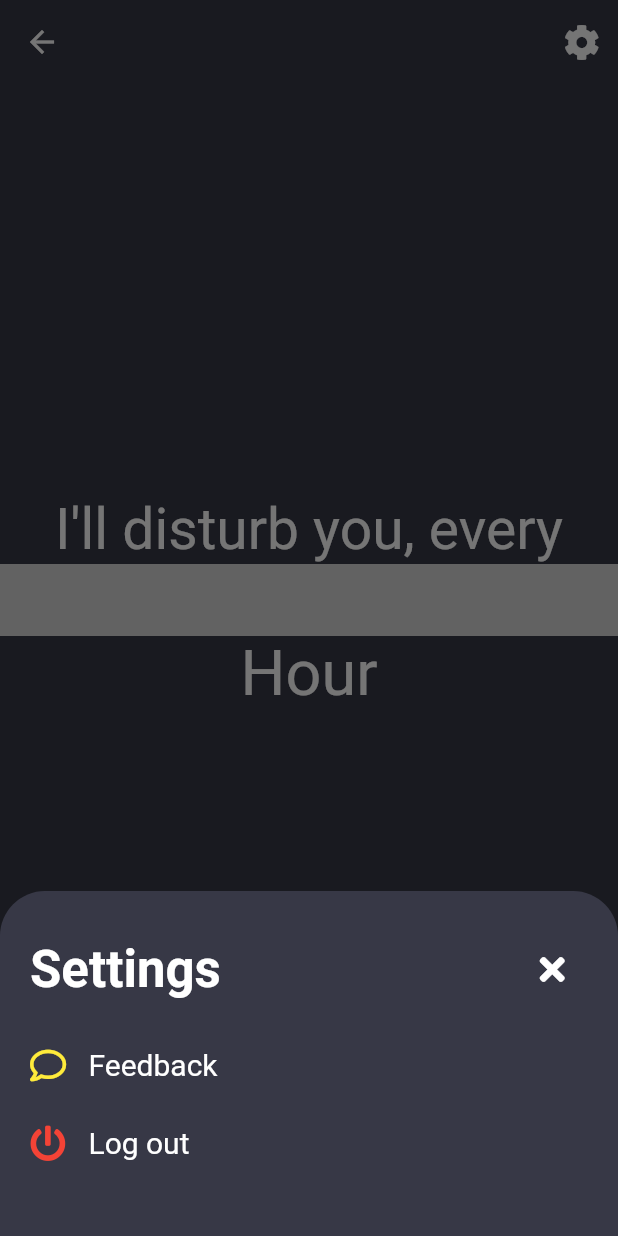
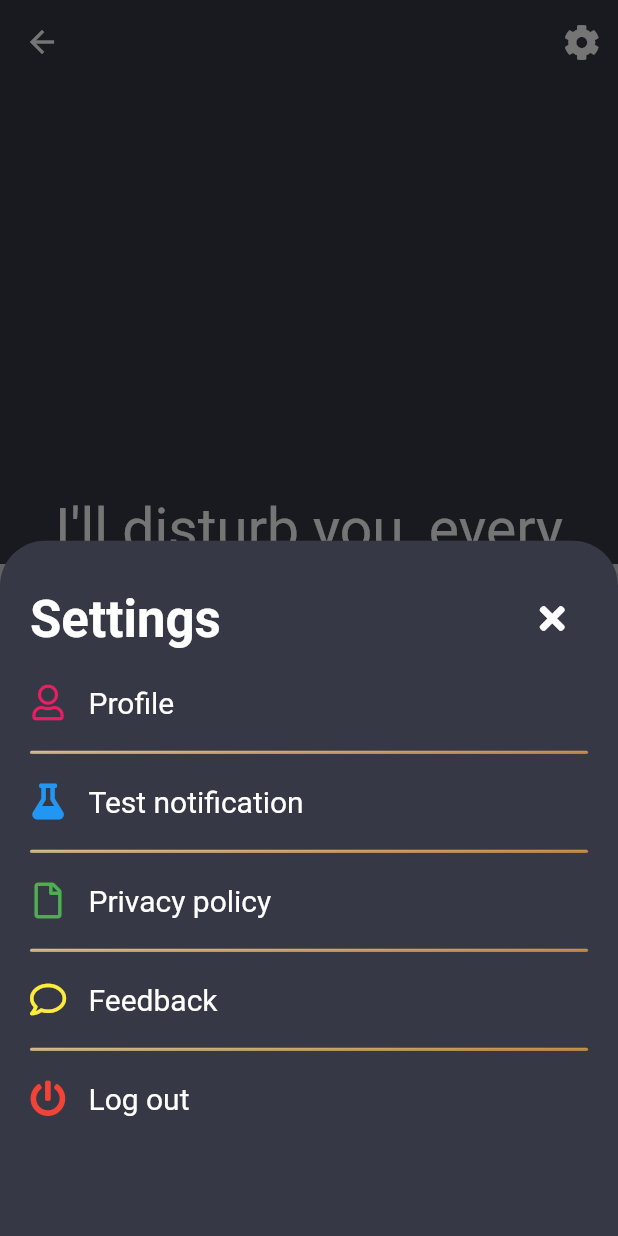
Before and after one commit to Imgkl/R.U.D.E-v2, a Flutter app: the App screen opened by its route, after a tap on an icon or button, on a phone screen of 412 x 824 dp. Run offline on Flutter 3.47's test engine with Material 2 defaults, Android fonts, the phone set to English and light mode, and no system bars; our stand-ins replace font_awesome_flutter, google_fonts, liquid_swipe, shared_preferences; missing offline and left inert: day_night_time_picker, lit_firebase_auth, overlay, stepper_counter_swipe, wiredash; accounts and stored records are empty; Roboto replaces fonts that are missing (Alata).

Commit message:
added the settings menu

```diff
--- a/lib/common_widgets/settings_tile.dart
+++ b/lib/common_widgets/settings_tile.dart
@@ -5,28 +5,60 @@ class SettingsTile extends StatelessWidget {
   final String label;
   final IconData icon;
   final Color color;
+  final bool last;
 
-  const SettingsTile({Key key, this.callback, this.label, this.icon, this.color})
+  const SettingsTile(
+      {Key key,
+      this.callback,
+      this.label,
+      this.icon,
+      this.color,
+      this.last = false})
       : super(key: key);
   @override
   Widget build(BuildContext context) {
     return Padding(
-      padding: const EdgeInsets.only(top:28.0),
-      child: GestureDetector(
+      padding: const EdgeInsets.only(top: 20.0),
+      child: Column(
+        children: [
+          GestureDetector(
             onTap: () => callback(),
             child: Row(
               children: [
-            Icon(icon, color: color,),
+                Icon(
+                  icon,
+                  color: color,
+                ),
                 Padding(
-              padding: const EdgeInsets.only(left:15.0),
-              child: Text(label, style: TextStyle(
-                color: Colors.white,
-                fontSize: 20
-              ),),
+                  padding: const EdgeInsets.only(left: 15.0),
+                  child: Text(
+                    label,
+                    style: TextStyle(color: Colors.white, fontSize: 20),
+                  ),
                 )
               ],
             ),
           ),
+          Padding(
+            padding: const EdgeInsets.only(top: 20.0),
+            child: last
+                ? Container()
+                : Container(
+                    decoration: BoxDecoration(
+                      borderRadius: BorderRadius.circular(50),
+                      gradient: LinearGradient(colors: [
+                        Color(0xffE5CA97),
+                        Color(0xffd59a4f),
+                      ]),
+                    ),
+                    child: Divider(
+                      thickness: 1,
+                      height: 2,
+                    ),
+                  ),
+          ),
+        ],
+      ),
     );
   }
 }
--- a/lib/screens/app/app.dart
+++ b/lib/screens/app/app.dart
@@ -1,8 +1,10 @@
 import 'package:day_night_time_picker/day_night_time_picker.dart';
 import 'package:flutter/material.dart';
 import 'package:font_awesome_flutter/font_awesome_flutter.dart';
+import 'package:overlay/overlay.dart';
 import 'package:rude/common_widgets/rude_text.dart';
 import 'package:rude/common_widgets/settings_tile.dart';
+import 'package:rude/screens/app/profile.dart';
 import 'package:stepper_counter_swipe/stepper_counter_swipe.dart';
 import 'package:lit_firebase_auth/lit_firebase_auth.dart';
 import 'package:wiredash/wiredash.dart';
@@ -46,7 +48,7 @@ class _AppState extends State<App> {
                     context: context,
                     builder: (context) {
                       return Container(
-                        height: 230,
+                        height: 470,
                         decoration: BoxDecoration(
                             color: Color(0xff373846),
                             borderRadius: BorderRadius.vertical(
@@ -77,6 +79,32 @@ class _AppState extends State<App> {
                                 ],
                               ),
                               SettingsTile(
+                                color: Colors.pink,
+                                callback: () {
+                                   Navigator.pop(context);
+                                   CustomOverlay(context: context,
+                                   overlayWidget: ProfileCard(),
+                                   );
+                                },
+                                label: "Profile",
+                                icon: FontAwesomeIcons.user,
+                              ),
+
+                              SettingsTile(
+                                color: Colors.blue,
+                                callback: () {
+                                },
+                                label: "Test notification",
+                                icon: FontAwesomeIcons.flask,
+                              ),
+                              SettingsTile(
+                                color: Colors.green,
+                                callback: () {
+                                },
+                                label: "Privacy policy",
+                                icon: FontAwesomeIcons.file,
+                              ),
+                              SettingsTile(
                                 color: Colors.yellow,
                                 callback: () {
                                   Navigator.pop(context);
@@ -93,6 +121,7 @@ class _AppState extends State<App> {
                                   Navigator.popAndPushNamed(
                                       context, "/onboard");
                                 },
+                                last: true,
                                 label: "Log out",
                                 icon: FontAwesomeIcons.powerOff,
                               ),
```
Lines whose indentation alone changed are shown as unchanged.
